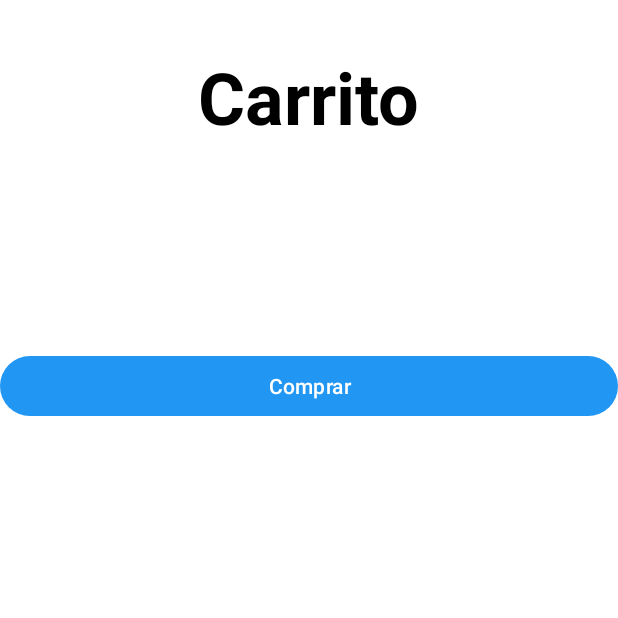
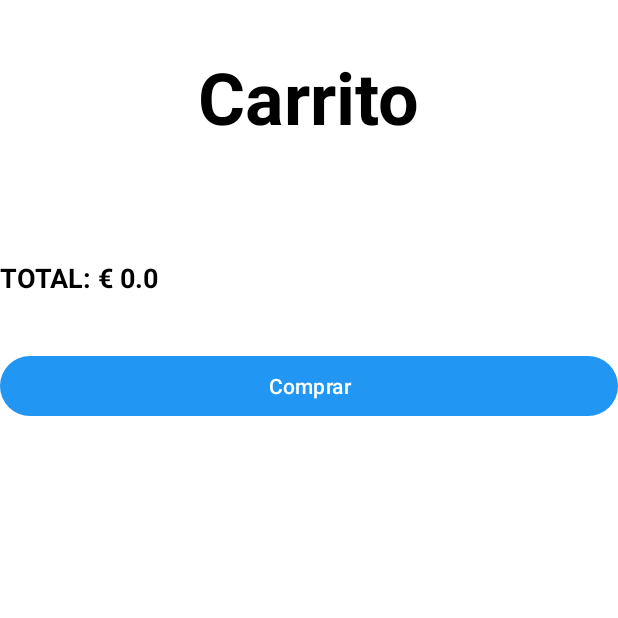
Before and after one commit to Sebalezu/proyecto-final, an Android app: the activity_carrito screen opened directly, with no data from a screen before it, on a phone screen of 412 x 824 dp, the top half of it. Run offline under Robolectric (Android 15) with nearby library versions, the phone set to English and light mode, and no system bars; our stand-ins replace Picasso; network calls fail; pictures from the network do not load.

```diff
--- a/app/src/main/java/com/example/proyectofinal/activity_carrito.java
+++ b/app/src/main/java/com/example/proyectofinal/activity_carrito.java
@@ -1,24 +1,42 @@
 package com.example.proyectofinal;
 
+import androidx.appcompat.app.AppCompatActivity;
+import androidx.recyclerview.widget.LinearLayoutManager;
+import androidx.recyclerview.widget.RecyclerView;
+
 import android.os.Bundle;
-
-import androidx.activity.EdgeToEdge;
-import androidx.appcompat.app.AppCompatActivity;
-import androidx.core.graphics.Insets;
-import androidx.core.view.ViewCompat;
-import androidx.core.view.WindowInsetsCompat;
+import android.widget.TextView;
 
 public class activity_carrito extends AppCompatActivity {
+
+    RecyclerView rv;
+    CarritoAdapter adapter;
+    TextView tvTotal;
 
     @Override
     protected void onCreate(Bundle savedInstanceState) {
         super.onCreate(savedInstanceState);
-        EdgeToEdge.enable(this);
         setContentView(R.layout.activity_carrito);
-        ViewCompat.setOnApplyWindowInsetsListener(findViewById(R.id.main), (v, insets) -> {
-            Insets systemBars = insets.getInsets(WindowInsetsCompat.Type.systemBars());
-            v.setPadding(systemBars.left, systemBars.top, systemBars.right, systemBars.bottom);
-            return insets;
-        });
+
+        rv = findViewById(R.id.rv5Carrito);
+        tvTotal = findViewById(R.id.tvTotal);
+
+        rv.setLayoutManager(new LinearLayoutManager(this));
+
+        adapter = new CarritoAdapter(this, GlobalVars.carrito);
+        rv.setAdapter(adapter);
+
+        calcularTotal();
+    }
+
+    private void calcularTotal() {
+
+        double total = 0;
+
+        for (Producto p : GlobalVars.carrito) {
+            total += (p.precio * p.cantidad);
+        }
+
+        tvTotal.setText("TOTAL: € " + (total / 100.0));
     }
 }
--- a/app/src/main/res/layout/activity_carrito.xml
+++ b/app/src/main/res/layout/activity_carrito.xml
@@ -22,7 +22,7 @@
 
 
     <androidx.recyclerview.widget.RecyclerView
-        android:id="@+id/rvCarrito"
+        android:id="@+id/rv5Carrito"
         android:layout_width="match_parent"
         android:layout_height="0dp"
         android:layout_marginTop="40dp"
@@ -38,10 +38,10 @@
         android:textSize="18sp"
         android:textStyle="bold"
         app:layout_constraintStart_toStartOf="parent"
-        app:layout_constraintTop_toBottomOf="@+id/rvCarrito" />
+        app:layout_constraintTop_toBottomOf="@+id/rv5Carrito" />
 
     <Button
-        android:id="@+id/btnComprar"
+        android:id="@+id/btn5Comprar"
         android:layout_width="match_parent"
         android:layout_height="wrap_content"
         android:layout_marginTop="36dp"
```
Also changed, not shown: app/src/main/java/com/example/proyectofinal/CarritoAdapter.java (+24 -30 lines), app/src/main/java/com/example/proyectofinal/GlobalVars.java (+13 -2 lines), app/src/main/java/com/example/proyectofinal/Producto.java (+10 -17 lines), app/src/main/java/com/example/proyectofinal/ProductoAdapter.java (+24 -32 lines), app/src/main/java/com/example/proyectofinal/activity_producto.java (+67 -11 lines).
